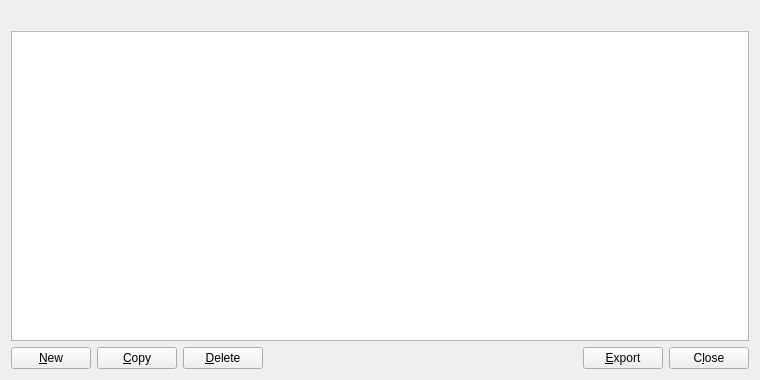
Before: the Qt Designer form src/qt/forms/addressbookpage.ui in BitCannaGlobal/BCNA_bitcore_old, drawn with Qt 5.
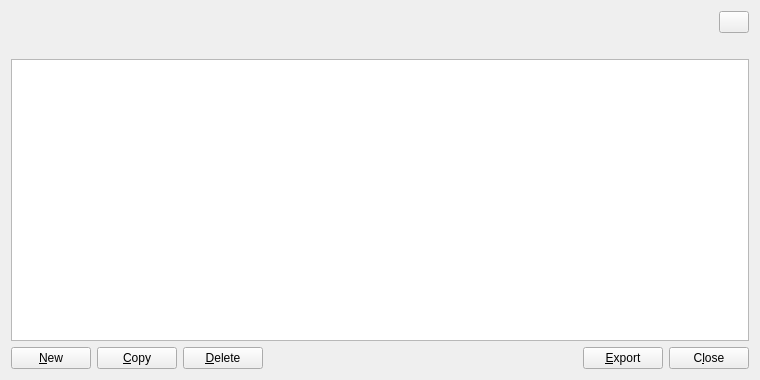
After: the same form once the commit is applied. Icons and pictures are not drawn.

```diff
--- a/src/qt/forms/addressbookpage.ui
+++ b/src/qt/forms/addressbookpage.ui
@@ -11,6 +11,43 @@
    </rect>
   </property>
   <layout class="QVBoxLayout" name="verticalLayout">
+   <item>
+    <layout class="QHBoxLayout" name="horizontalLayout_6">
+     <property name="sizeConstraint">
+      <enum>QLayout::SetDefaultConstraint</enum>
+     </property>
+     <item>
+      <spacer name="horizontalSpacer_2">
+       <property name="orientation">
+        <enum>Qt::Horizontal</enum>
+       </property>
+       <property name="sizeHint" stdset="0">
+        <size>
+         <width>40</width>
+         <height>20</height>
+        </size>
+       </property>
+      </spacer>
+     </item>
+     <item>
+      <widget class="QPushButton" name="headerCloseButton">
+       <property name="maximumSize">
+        <size>
+         <width>30</width>
+         <height>30</height>
+        </size>
+       </property>
+       <property name="text">
+        <string/>
+       </property>
+       <property name="icon">
+        <iconset resource="../bitcanna.qrc">
+         <normaloff>:/icons/close_icon</normaloff>:/icons/close_icon</iconset>
+       </property>
+      </widget>
+     </item>
+    </layout>
+   </item>
    <item>
     <widget class="QLabel" name="labelExplanation">
      <property name="textFormat">
```
Left out of the diff: 12 changed lines with no effect on the pictures.
